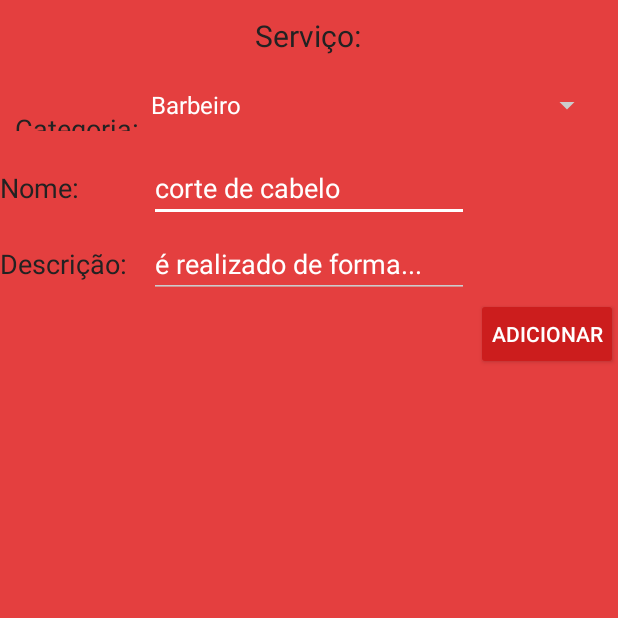
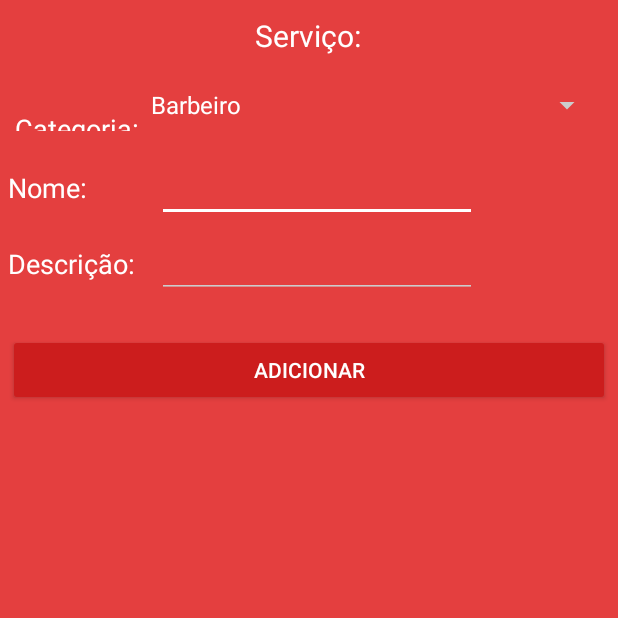
Before and after one commit to fred-monier/TaFeito_Fornecedor, an Android app: the FornecedorServicoActivity screen opened directly, with no data from a screen before it, on a phone screen of 412 x 824 dp, the top half of it. Run offline under Robolectric (Android 15) with nearby library versions, the phone set to English and light mode, and no system bars; 1 statement that could not run was skipped.

Commit message:
04/12/2017

```diff
--- a/app/src/main/java/br/pe/recife/tafeito/gui/FornecedorServicoActivity.java
+++ b/app/src/main/java/br/pe/recife/tafeito/gui/FornecedorServicoActivity.java
@@ -41,10 +41,10 @@ public class FornecedorServicoActivity extends AppCompatActivity
         super.onCreate(savedInstanceState);
         setContentView(R.layout.activity_fornecedor_servico);
 
-         _spinner          = (Spinner) findViewById(R.id.spinner);
-         _nomeServico      = (EditText)findViewById(R.id.editText2) ;
-        _descricaoServico  = (EditText)findViewById(R.id.editText3) ;
-        _button           = (Button)findViewById(R.id.button_add);
+         _spinner          = (Spinner) findViewById(R.id.spinner_categoria);
+         _nomeServico      = (EditText)findViewById(R.id.edit_nomeServico) ;
+         _descricaoServico = (EditText)findViewById(R.id.edit_nomeServico) ;
+         _button           = (Button)findViewById(R.id.btn_cad_servico);
 
         //Adicionando Nomes de Categoria de Serviços
         nomes.add("Barbeiro");
--- a/app/src/main/res/layout/activity_fornecedor_servico.xml
+++ b/app/src/main/res/layout/activity_fornecedor_servico.xml
@@ -15,7 +15,7 @@
         android:layout_gravity="center"
         android:text="@string/servico"
         android:textSize="20sp"
-        android:textColor="#222"
+        android:textColor="#fff"
         />
 
     <!-- categoria-->
@@ -34,11 +34,11 @@
             android:layout_marginTop="10dip"
             android:text="@string/categoria"
             android:textSize="18sp"
-            android:textColor="#222"
+            android:textColor="#fff"
             />
 
         <Spinner
-            android:id="@+id/spinner"
+            android:id="@+id/spinner_categoria"
             android:layout_width="match_parent"
             android:layout_height="match_parent"
             android:prompt="@string/spinner_title"
@@ -58,21 +58,21 @@
             android:id="@+id/info_text2"
             android:layout_width="89dp"
             android:layout_height="43dp"
+            android:layout_marginStart="5dp"
             android:text="@string/nome"
             android:textAlignment="gravity"
-            android:textColor="#222"
+            android:textColor="#fff"
             android:textSize="18sp"
             android:textStyle="normal"
-            />
+            android:layout_marginLeft="5dp" />
 
         <EditText
-            android:id="@+id/editText2"
+            android:id="@+id/edit_nomeServico"
             android:layout_width="match_parent"
             android:layout_height="wrap_content"
             android:layout_marginStart="10dp"
             android:ems="10"
             android:inputType="textPersonName"
-            android:text="corte de cabelo"
             android:layout_marginLeft="10dp" />
 
     </LinearLayout>
@@ -89,33 +89,34 @@
             android:id="@+id/info_text3"
             android:layout_width="89dp"
             android:layout_height="43dp"
+            android:layout_marginStart="5dp"
             android:text="@string/descricao"
             android:textAlignment="gravity"
-            android:textColor="#222"
+            android:textColor="#fff"
             android:textSize="18sp"
             android:textStyle="normal"
-            />
+            android:layout_marginLeft="5dp" />
 
         <EditText
-            android:id="@+id/editText3"
+            android:id="@+id/edit_descServico"
             android:layout_width="match_parent"
             android:layout_height="wrap_content"
             android:layout_marginStart="10dp"
             android:ems="10"
             android:inputType="textPersonName"
-            android:text="é realizado de forma..."
             android:layout_marginLeft="10dp" />
 
     </LinearLayout>
 
-    <Button
-        android:id="@+id/button_add"
-        android:layout_width="wrap_content"
+    <android.support.v7.widget.AppCompatButton
+        android:id="@+id/btn_cad_servico"
+        android:layout_width="fill_parent"
         android:layout_height="wrap_content"
-        android:layout_gravity="right"
-        android:padding="10dp"
-        android:layout_marginStart="150dp"
-        android:text="@string/adicionar"
-        android:layout_marginLeft="150dp" />
+        android:layout_marginStart="5dp"
+        android:layout_marginEnd="5dp"
+        android:layout_marginTop="24dp"
+        android:layout_marginBottom="24dp"
+        android:padding="12dp"
+        android:text="@string/adicionar"/>
 
 </LinearLayout>
```
Also changed, not shown: app/src/main/res/layout/activity_fornecedor_principal.xml (+17 -26 lines).
